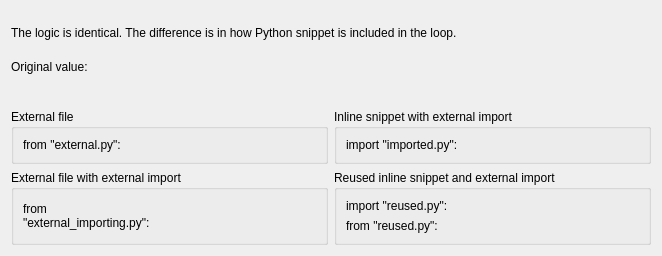
Old version of the form _comrad_examples/2_advanced/8_imported_transformations/app.ui in the repository jfpatrick/accsoft-gui-rad-comrad.
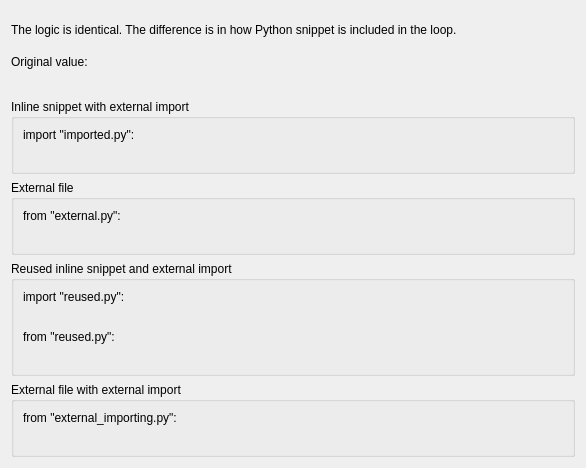
New version of the form. Custom widgets are drawn as their Qt base class.

The edit to the form file:
```diff
--- a/_comrad_examples/2_advanced/8_imported_transformations/app.ui
+++ b/_comrad_examples/2_advanced/8_imported_transformations/app.ui
@@ -6,8 +6,8 @@
    <rect>
     <x>0</x>
     <y>0</y>
-    <width>662</width>
-    <height>256</height>
+    <width>586</width>
+    <height>468</height>
    </rect>
   </property>
   <property name="windowTitle">
@@ -40,8 +40,35 @@
     </layout>
    </item>
    <item>
-    <layout class="QGridLayout" name="gridLayout">
-     <item row="0" column="0">
+    <layout class="QVBoxLayout" name="verticalLayout_2">
+     <item>
+      <widget class="QGroupBox" name="groupBox_3">
+       <property name="title">
+        <string>Inline snippet with external import</string>
+       </property>
+       <layout class="QVBoxLayout" name="verticalLayout_3">
+        <item>
+         <widget class="QLabel" name="label_4">
+          <property name="text">
+           <string>import &quot;imported.py&quot;:</string>
+          </property>
+         </widget>
+        </item>
+        <item>
+         <widget class="CLabel" name="CLabel_3">
+          <property name="channel" stdset="0">
+           <string notr="true">DemoDevice/Acquisition#Demo</string>
+          </property>
+          <property name="valueTransformation">
+           <string notr="true">from imported import decorate
+output(decorate(new_val))</string>
+          </property>
+         </widget>
+        </item>
+       </layout>
+      </widget>
+     </item>
+     <item>
       <widget class="QGroupBox" name="groupBox">
        <property name="sizePolicy">
         <sizepolicy hsizetype="Preferred" vsizetype="Minimum">
@@ -52,7 +79,7 @@
        <property name="title">
         <string>External file</string>
        </property>
-       <layout class="QHBoxLayout" name="horizontalLayout">
+       <layout class="QVBoxLayout" name="verticalLayout_5">
         <item>
          <widget class="QLabel" name="label_3">
           <property name="text">
@@ -73,76 +100,20 @@
        </layout>
       </widget>
      </item>
-     <item row="0" column="1">
-      <widget class="QGroupBox" name="groupBox_3">
-       <property name="title">
-        <string>Inline snippet with external import</string>
-       </property>
-       <layout class="QHBoxLayout" name="horizontalLayout_2">
-        <item>
-         <widget class="QLabel" name="label_4">
-          <property name="text">
-           <string>import &quot;imported.py&quot;:</string>
-          </property>
-         </widget>
-        </item>
-        <item>
-         <widget class="CLabel" name="CLabel_3">
-          <property name="channel" stdset="0">
-           <string notr="true">japc:///DemoDevice/Acquisition#Demo</string>
-          </property>
-          <property name="valueTransformation">
-           <string notr="true">from imported import decorate
-output(decorate(new_val))</string>
-          </property>
-         </widget>
-        </item>
-       </layout>
-      </widget>
-     </item>
-     <item row="1" column="0">
-      <widget class="QGroupBox" name="groupBox_2">
-       <property name="title">
-        <string>External file with external import</string>
-       </property>
-       <layout class="QHBoxLayout" name="horizontalLayout_3">
-        <item>
-         <widget class="QLabel" name="label_6">
-          <property name="text">
-           <string>from &quot;external_importing.py&quot;:</string>
-          </property>
-          <property name="wordWrap">
-           <bool>true</bool>
-          </property>
-         </widget>
-        </item>
-        <item>
-         <widget class="CLabel" name="CLabel_5">
-          <property name="channel" stdset="0">
-           <string notr="true">japc:///DemoDevice/Acquisition#Demo</string>
-          </property>
-          <property name="snippetFilename" stdset="0">
-           <string>external_importing.py</string>
-          </property>
-         </widget>
-        </item>
-       </layout>
-      </widget>
-     </item>
-     <item row="1" column="1">
+     <item>
       <widget class="QGroupBox" name="groupBox_4">
        <property name="title">
         <string>Reused inline snippet and external import</string>
        </property>
-       <layout class="QGridLayout" name="gridLayout_2">
-        <item row="0" column="0">
+       <layout class="QVBoxLayout" name="verticalLayout_6">
+        <item>
          <widget class="QLabel" name="label_2">
           <property name="text">
            <string>import &quot;reused.py&quot;:</string>
           </property>
          </widget>
         </item>
-        <item row="0" column="1">
+        <item>
          <widget class="CLabel" name="CLabel_2">
           <property name="channel" stdset="0">
            <string notr="true">japc:///DemoDevice/Acquisition#Demo</string>
@@ -153,14 +124,14 @@
           </property>
          </widget>
         </item>
-        <item row="1" column="0">
+        <item>
          <widget class="QLabel" name="label_8">
           <property name="text">
            <string>from &quot;reused.py&quot;:</string>
           </property>
          </widget>
         </item>
-        <item row="1" column="1">
+        <item>
          <widget class="CLabel" name="CLabel_7">
           <property name="channel" stdset="0">
            <string notr="true">japc:///DemoDevice/Acquisition#Demo</string>
@@ -173,6 +144,35 @@
        </layout>
       </widget>
      </item>
+     <item>
+      <widget class="QGroupBox" name="groupBox_2">
+       <property name="title">
+        <string>External file with external import</string>
+       </property>
+       <layout class="QVBoxLayout" name="verticalLayout_4">
+        <item>
+         <widget class="QLabel" name="label_6">
+          <property name="text">
+           <string>from &quot;external_importing.py&quot;:</string>
+          </property>
+          <property name="wordWrap">
+           <bool>true</bool>
+          </property>
+         </widget>
+        </item>
+        <item>
+         <widget class="CLabel" name="CLabel_5">
+          <property name="channel" stdset="0">
+           <string notr="true">DemoDevice/Acquisition#Demo</string>
+          </property>
+          <property name="snippetFilename" stdset="0">
+           <string>external_importing.py</string>
+          </property>
+         </widget>
+        </item>
+       </layout>
+      </widget>
+     </item>
     </layout>
    </item>
   </layout>
```
Left out of the diff: 8 changed lines with no effect on the pictures.
